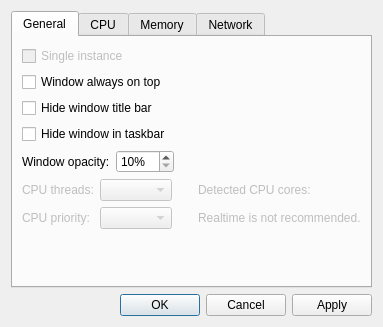
First picture: the form in settings_dialog.ui, repository MarioUnoDueTreQuattro/QMonitor, before the edit.
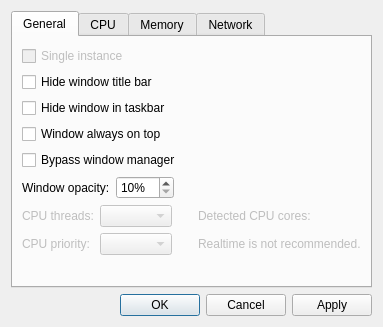
Second picture: the form after the edit. Custom widgets are drawn as their Qt base class.

Commit message: Option "BypassWM", removes window decorations and taskbar icon; makes 'Always on top' work over fullscreen videos.

What changed in the file:
```diff
--- a/settings_dialog.ui
+++ b/settings_dialog.ui
@@ -37,13 +37,6 @@
          </property>
         </widget>
        </item>
-       <item>
-        <widget class="QCheckBox" name="checkBoxAlwaysOnTop">
-         <property name="text">
-          <string>Window always on top</string>
-         </property>
-        </widget>
-       </item>
        <item>
         <widget class="QCheckBox" name="checkBoxTitlebar">
          <property name="text">
@@ -58,6 +51,24 @@
          </property>
         </widget>
        </item>
+       <item>
+        <widget class="QCheckBox" name="checkBoxAlwaysOnTop">
+         <property name="text">
+          <string>Window always on top</string>
+         </property>
+        </widget>
+       </item>
+       <item>
+        <widget class="QCheckBox" name="checkBoxWindowBypassWM">
+         <property name="toolTip">
+          <string>Removes window decorations and taskbar icon;
+makes 'Always on top' work over fullscreen videos.</string>
+         </property>
+         <property name="text">
+          <string>Bypass window manager</string>
+         </property>
+        </widget>
+       </item>
        <item>
         <layout class="QHBoxLayout" name="horizontalLayout">
          <item>
```
The commit also changes 2 other files.
